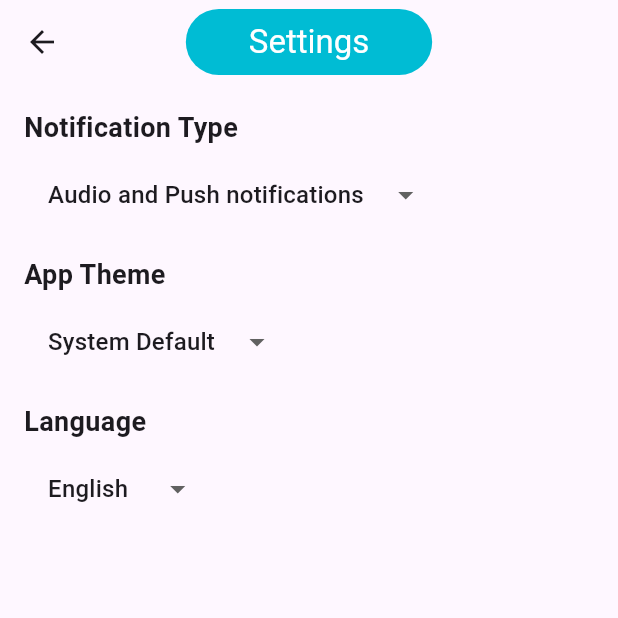
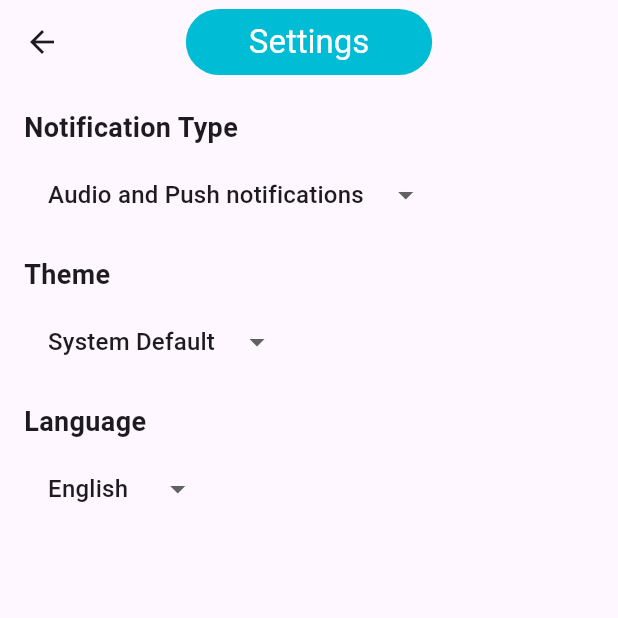
Before and after one commit to Navi321/task_manager_app, a Flutter app: the SettingsScreen screen opened directly, on a phone screen of 412 x 824 dp, the top half of it. Run offline on Flutter 3.47's test engine with Material 3 defaults, Android fonts, the phone set to English and light mode, and no system bars; drawn by our look-alikes of dropdown_button2; our stand-ins replace hive, hive_flutter, shared_preferences; accounts and stored records are empty; generated files the repository leaves out were written again.

Commit message:
Various small changes

```diff
--- a/lib/l10n/app_localizations.dart
+++ b/lib/l10n/app_localizations.dart
@@ -15,60 +15,116 @@ class AppLocalizations {
   static final Map<String, Map<String, String>> _localizedValues = {
     'en': {
       'title': 'My task',
+      'search': 'Search...',
       'add_task': 'Add Task',
+      'task_title': 'Task Title',
+      'task_description': 'Task Description',
+      'category': 'Category',
+      'date': 'Date',
       'edit_task': 'Edit Task',
       'edit': 'Edit',
       'delete_task': 'Delete Task',
       'settings': 'Settings',
+      'notification_type': 'Notification Type',
+      'theme': 'Theme',
+      'language': 'Language',
     },
     'ru': {
       'title': 'Мои задачи',
+      'search': 'Поиск...',
       'add_task': 'Добавить задачу',
+      'task_title': 'Название задачи',
+      'task_description': 'Описание задачи',
+      'category': 'Категория',
+      'date': 'Дата',
       'edit_task': 'Редактировать задачу',
       'edit': 'Редактировать',
       'delete_task': 'Удалить задачу',
       'settings': 'Настройки',
+      'notification_type': 'Тип уведомления',
+      'theme': 'Тема',
+      'language': 'Язык',
     },
     'tr': {
       'title': 'Görevlerim',
+      'search': 'Ara...',
       'add_task': 'Görev Ekle',
+      'task_title': 'Görev Başlığı',
+      'task_description': 'Görev Açıklaması',
+      'category': 'Kategori',
+      'date': 'Tarih',
       'edit_task': 'Görevi Düzenle',
       'edit': 'Düzenle',
       'delete_task': 'Görevi Sil',
       'settings': 'Ayarlar',
+      'notification_type': 'Bildirim Türü',
+      'theme': 'Tema',
+      'language': 'Dil',
     },
     'es': {
       'title': 'Mis tareas',
+      'search': 'Buscar...',
       'add_task': 'Agregar tarea',
+      'task_title': 'Título de la tarea',
+      'task_description': 'Descripción de la tarea',
+      'category': 'Categoría',
+      'date': 'Fecha',
       'edit_task': 'Editar tarea',
       'edit': 'Editar',
       'delete_task': 'Eliminar tarea',
       'settings': 'Ajustes',
+      'notification_type': 'Tipo de notificación',
+      'theme': 'Tema',
+      'language': 'Idioma',
     },
     'fr': {
       'title': 'Mes tâches',
+      'search': 'Rechercher...',
       'add_task': 'Ajouter une tâche',
+      'task_title': 'Titre de la tâche',
+      'task_description': 'Description de la tâche',
+      'category': 'Catégorie',
+      'date': 'Date',
       'edit_task': 'Modifier la tâche',
       'edit': 'Modifier',
       'delete_task': 'Supprimer la tâche',
       'settings': 'Paramètres',
+      'notification_type': 'Type de notification',
+      'theme': 'Thème',
+      'language': 'Langue',
     },
     'de': {
       'title': 'Meine Aufgaben',
+      'search': 'Suchen...',
       'add_task': 'Aufgabe hinzufügen',
+      'task_title': 'Aufgabentitel',
+      'task_description': 'Aufgabenbeschreibung',
+      'category': 'Kategorie',
+      'date': 'Datum',
       'edit_task': 'Aufgabe bearbeiten',
       'edit': 'Bearbeiten',
       'delete_task': 'Aufgabe löschen',
       'settings': 'Einstellungen',
+      'notification_type': 'Benachrichtigungstyp',
+      'theme': 'Thema',
+      'language': 'Sprache',
     },
   };
 
   String get title => _localizedValues[locale.languageCode]!['title']!;
+  String get search => _localizedValues[locale.languageCode]!['search']!;
   String get addTask => _localizedValues[locale.languageCode]!['add_task']!;
+  String get taskTitle => _localizedValues[locale.languageCode]!['task_title']!;
+  String get taskDescription => _localizedValues[locale.languageCode]!['task_description']!;
+  String get category => _localizedValues[locale.languageCode]!['category']!;
+  String get date => _localizedValues[locale.languageCode]!['date']!;
   String get editTask => _localizedValues[locale.languageCode]!['edit_task']!;
   String get edit => _localizedValues[locale.languageCode]!['edit']!;
   String get deleteTask => _localizedValues[locale.languageCode]!['delete_task']!;
   String get settings => _localizedValues[locale.languageCode]!['settings']!;
+  String get notificationType => _localizedValues[locale.languageCode]!['notification_type']!;
+  String get theme => _localizedValues[locale.languageCode]!['theme']!;
+  String get language => _localizedValues[locale.languageCode]!['language']!;
 }
 
 class _AppLocalizationsDelegate extends LocalizationsDelegate<AppLocalizations> {
--- a/lib/screens/edit_task_screen.dart
+++ b/lib/screens/edit_task_screen.dart
@@ -10,7 +10,7 @@ class EditTaskScreen extends StatefulWidget {
   final int taskIndex;
   final VoidCallback onTaskUpdated;
 
-  EditTaskScreen({required this.task, required this.taskIndex, required this.onTaskUpdated});
+  const EditTaskScreen({super.key, required this.task, required this.taskIndex, required this.onTaskUpdated});
 
   @override
   _EditTaskScreenState createState() => _EditTaskScreenState();
@@ -22,7 +22,7 @@ class _EditTaskScreenState extends State<EditTaskScreen> {
   late String _description;
   late String _category;
   late DateTime _date;
-  List<String> _categories = ['Category 1', 'Category 2', 'Category 3'];
+  final List<String> _categories = ['Category 1', 'Category 2', 'Category 3'];
 
   @override
   void initState() {
@@ -110,7 +110,7 @@ class _EditTaskScreenState extends State<EditTaskScreen> {
   Widget build(BuildContext context) {
     return Scaffold(
       appBar: AppBar(
-        title: Text('Edit Task'),
+        title: Text(AppLocalizations.of(context).editTask),
       ),
       body: Padding(
         padding: const EdgeInsets.all(16.0),
--- a/lib/screens/settings_screen.dart
+++ b/lib/screens/settings_screen.dart
@@ -80,7 +80,7 @@ class _SettingsScreenState extends State<SettingsScreen> {
           crossAxisAlignment: CrossAxisAlignment.start,
           children: [
             Text(
-              'Notification Type',
+              AppLocalizations.of(context).notificationType,
               style: TextStyle(
                 fontSize: 18.0,
                 fontWeight: FontWeight.bold,
@@ -109,7 +109,7 @@ class _SettingsScreenState extends State<SettingsScreen> {
             ),
             SizedBox(height: 16),
             Text(
-              'App Theme',
+              AppLocalizations.of(context).theme,
               style: TextStyle(
                 fontSize: 18.0,
                 fontWeight: FontWeight.bold,
@@ -138,7 +138,7 @@ class _SettingsScreenState extends State<SettingsScreen> {
             ),
             SizedBox(height: 16),
             Text(
-              'Language',
+              AppLocalizations.of(context).language,
               style: TextStyle(
                 fontSize: 18.0,
                 fontWeight: FontWeight.bold,
--- a/lib/widgets/search_button.dart
+++ b/lib/widgets/search_button.dart
@@ -3,7 +3,7 @@ import 'package:flutter/material.dart';
 class SearchButton extends StatefulWidget {
   final ValueChanged<String> onSearch;
 
-  const SearchButton({Key? key, required this.onSearch}) : super(key: key);
+  const SearchButton({super.key, required this.onSearch});
 
   @override
   _SearchButtonState createState() => _SearchButtonState();
```
